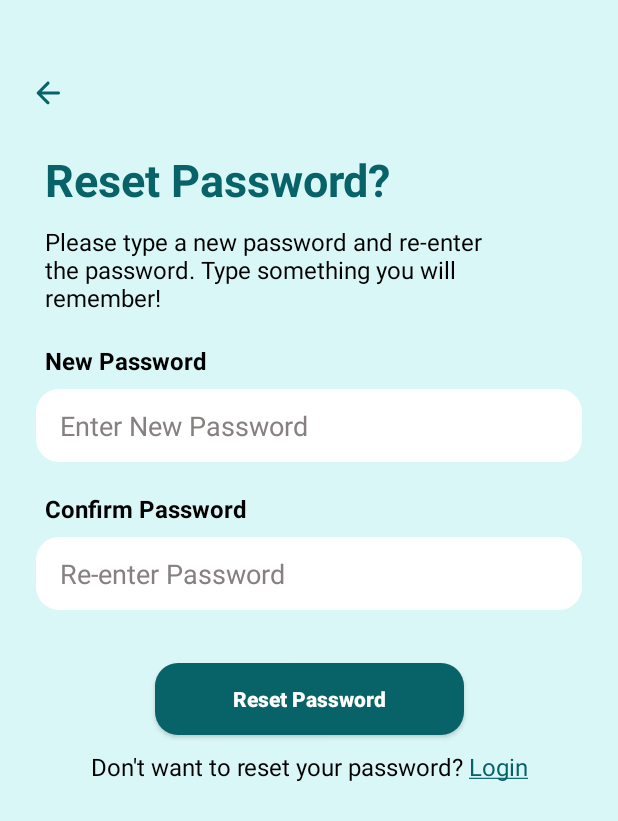
After one commit to IbrahimBasit5802/MentorMe, an Android app: the ResetPasswordActivity screen opened directly, with no data from a screen before it, on a phone screen of 412 x 824 dp. The commit adds this screen. Shown: the top 821 px of the screen. Run offline under Robolectric (Android 15) with nearby library versions, the phone set to English and light mode, and no system bars.

```diff
--- a/app/src/main/AndroidManifest.xml
+++ b/app/src/main/AndroidManifest.xml
@@ -12,6 +12,12 @@
         android:supportsRtl="true"
         android:theme="@style/Theme.I210669"
         tools:targetApi="31">
+        <activity
+            android:name=".MainActivity"
+            android:exported="false" />
+        <activity
+            android:name=".ResetPasswordActivity"
+            android:exported="false" />
         <activity
             android:name=".ForgotPasswordActivity"
             android:exported="false" />
--- /dev/null
+++ b/app/src/main/java/com/ibrahimbasit/I210669/ResetPasswordActivity.kt
@@ -0,0 +1,18 @@
+package com.ibrahimbasit.I210669
+
+import androidx.appcompat.app.AppCompatActivity
+import android.os.Bundle
+import android.view.View
+
+class ResetPasswordActivity : AppCompatActivity() {
+    override fun onCreate(savedInstanceState: Bundle?) {
+        super.onCreate(savedInstanceState)
+        setContentView(R.layout.activity_reset_password)
+        val backButton : View = findViewById(R.id.backArrow)
+        backButton.setOnClickListener {
+            finish()
+        }
+    }
+
+
+}
--- /dev/null
+++ b/app/src/main/res/drawable/add_icon.xml
@@ -0,0 +1,5 @@
+<vector android:height="24dp" android:tint="#09636A"
+    android:viewportHeight="24" android:viewportWidth="24"
+    android:width="24dp" xmlns:android="http://schemas.android.com/apk/res/android">
+    <path android:fillColor="@android:color/white" android:pathData="M18,13h-5v5c0,0.55 -0.45,1 -1,1s-1,-0.45 -1,-1v-5H6c-0.55,0 -1,-0.45 -1,-1s0.45,-1 1,-1h5V6c0,-0.55 0.45,-1 1,-1s1,0.45 1,1v5h5c0.55,0 1,0.45 1,1s-0.45,1 -1,1z"/>
+</vector>
--- /dev/null
+++ b/app/src/main/res/drawable/chat_icon.xml
@@ -0,0 +1,5 @@
+<vector android:autoMirrored="true" android:height="24dp"
+    android:tint="#46A09E" android:viewportHeight="960"
+    android:viewportWidth="960" android:width="24dp" xmlns:android="http://schemas.android.com/apk/res/android">
+    <path android:fillColor="@android:color/white" android:pathData="M240,560L560,560L560,480L240,480L240,560ZM240,440L720,440L720,360L240,360L240,440ZM240,320L720,320L720,240L240,240L240,320ZM80,880L80,160Q80,127 103.5,103.5Q127,80 160,80L800,80Q833,80 856.5,103.5Q880,127 880,160L880,640Q880,673 856.5,696.5Q833,720 800,720L240,720L80,880ZM206,640L800,640Q800,640 800,640Q800,640 800,640L800,160Q800,160 800,160Q800,160 800,160L160,160Q160,160 160,160Q160,160 160,160L160,685L206,640ZM160,640L160,640L160,160Q160,160 160,160Q160,160 160,160L160,160Q160,160 160,160Q160,160 160,160L160,640Q160,640 160,640Q160,640 160,640L160,640Z"/>
+</vector>
--- /dev/null
+++ b/app/src/main/res/drawable/search_icon.xml
@@ -0,0 +1,4 @@
+<vector android:height="24dp" android:viewportHeight="96"
+    android:viewportWidth="96" android:width="24dp" xmlns:android="http://schemas.android.com/apk/res/android">
+    <path android:fillColor="#46a09e" android:pathData="M90.829,85.172 L68.128,62.471A35.846,35.846 0,0 0,76 40C76,20.118 59.883,4 40,4 20.118,4 4,20.118 4,40s16.118,36 36,36c8.5,0 16.312,-2.946 22.471,-7.873l22.701,22.701A3.988,3.988 0,0 0,88 92a4,4 0,0 0,2.829 -6.828zM40,68c-15.464,0 -28,-12.536 -28,-28s12.536,-28 28,-28c15.465,0 28,12.536 28,28S55.465,68 40,68z"/>
+</vector>
--- /dev/null
+++ b/app/src/main/res/layout/activity_reset_password.xml
@@ -0,0 +1,157 @@
+<?xml version="1.0" encoding="utf-8"?>
+<androidx.constraintlayout.widget.ConstraintLayout xmlns:android="http://schemas.android.com/apk/res/android"
+    xmlns:app="http://schemas.android.com/apk/res-auto"
+    xmlns:tools="http://schemas.android.com/tools"
+    android:layout_width="match_parent"
+    android:layout_height="match_parent"
+    android:background="@color/splashScreenBgColor"
+    tools:context=".ResetPasswordActivity">
+
+    <View
+        android:layout_width="24dp"
+        android:layout_height="24dp"
+        app:layout_constraintHeight_percent="0.05"
+        app:layout_constraintWidth_percent="0.1"
+        android:background="@drawable/arrow_back"
+        android:id="@+id/backArrow"
+        android:layout_marginTop="50dp"
+        android:layout_marginStart="20dp"
+        app:layout_constraintStart_toStartOf="parent"
+        app:layout_constraintTop_toTopOf="parent" />
+
+    <TextView
+        android:layout_width="wrap_content"
+        android:layout_height="wrap_content"
+        android:text="@string/reset_password_heading_text"
+        android:textColor="@color/headingTextColor"
+        android:textSize="30sp"
+        android:textStyle="bold"
+        android:layout_marginStart="10dp"
+        android:id="@+id/resetPasswordHeading"
+        android:layout_marginTop="25dp"
+        app:layout_constraintStart_toStartOf="@id/backArrow"
+        app:layout_constraintTop_toBottomOf="@id/backArrow"/>
+
+    <TextView
+        android:layout_width="wrap_content"
+        android:layout_height="wrap_content"
+        android:text="@string/reset_password_sub_heading_text"
+        android:textColor="@color/secondaryTextColor"
+        app:layout_constraintWidth_max="300dp"
+        android:textSize="16sp"
+        android:layout_marginStart="10dp"
+        android:layout_marginTop="10dp"
+        app:layout_constraintStart_toStartOf="@id/backArrow"
+        android:id="@+id/reset_password_sub_heading"
+        app:layout_constraintTop_toBottomOf="@id/resetPasswordHeading"/>
+
+    <TextView
+        android:layout_width="wrap_content"
+        android:layout_height="wrap_content"
+        android:text="@string/new_password_label_text"
+        android:textColor="@color/secondaryTextColor"
+        android:textSize="16sp"
+        android:layout_marginStart="10dp"
+        android:layout_marginTop="20dp"
+        app:layout_constraintStart_toStartOf="@id/backArrow"
+        android:id="@+id/newPasswordLabel"
+        app:layout_constraintTop_toBottomOf="@id/reset_password_sub_heading"
+        android:textStyle="bold"
+        />
+
+    <EditText
+        android:id="@+id/newPasswordEditText"
+        android:layout_width="0dp"
+        android:layout_height="wrap_content"
+        android:layout_marginStart="24dp"
+        android:layout_marginTop="8dp"
+        android:layout_marginEnd="24dp"
+        android:autofillHints=""
+        android:background="@drawable/text_field_background"
+        android:hint="@string/enter_new_password_hint_text"
+        android:inputType="textPassword"
+        android:textColorHint="@color/textFieldHintTextColor"
+        app:layout_constraintEnd_toEndOf="parent"
+        app:layout_constraintStart_toStartOf="parent"
+        app:layout_constraintTop_toBottomOf="@+id/newPasswordLabel" />
+
+    <TextView
+        android:layout_width="wrap_content"
+        android:layout_height="wrap_content"
+        android:text="@string/confirm_password_label_text"
+        android:textColor="@color/secondaryTextColor"
+        android:textSize="16sp"
+        android:layout_marginStart="10dp"
+        android:layout_marginTop="20dp"
+        app:layout_constraintStart_toStartOf="@id/backArrow"
+        android:id="@+id/confirmPasswordLabel"
+        app:layout_constraintTop_toBottomOf="@id/newPasswordEditText"
+        android:textStyle="bold"
+        />
+
+    <EditText
+        android:id="@+id/confirmPasswordEditText"
+        android:layout_width="0dp"
+        android:layout_height="wrap_content"
+        android:layout_marginStart="24dp"
+        android:layout_marginTop="8dp"
+        android:layout_marginEnd="24dp"
+        android:autofillHints=""
+        android:background="@drawable/text_field_background"
+        android:hint="@string/re_enter_password_text"
+        android:inputType="textPassword"
+        android:textColorHint="@color/textFieldHintTextColor"
+        app:layout_constraintEnd_toEndOf="parent"
+        app:layout_constraintStart_toStartOf="parent"
+        app:layout_constraintTop_toBottomOf="@+id/confirmPasswordLabel" />
+
+    <Button
+        android:layout_width="0dp"
+        android:layout_height="wrap_content"
+        android:layout_marginTop="35dp"
+        app:layout_constraintVertical_chainStyle="packed"
+        android:background="@drawable/secondary_button_background"
+        android:text="@string/reset_password_button_text"
+        android:textColor="@color/primaryTextColor"
+        android:id="@+id/sendButton"
+        android:textStyle="bold"
+        app:layout_constraintEnd_toEndOf="parent"
+        app:layout_constraintStart_toStartOf="parent"
+        android:textAllCaps="false"
+        app:layout_constraintWidth_percent="0.5"
+        app:layout_constraintTop_toBottomOf="@id/confirmPasswordEditText" />
+
+
+    <TextView
+        android:layout_width="wrap_content"
+        android:layout_height="wrap_content"
+        android:layout_marginTop="10dp"
+        android:text="@string/don_t_want_to_reset_your_password_text"
+        android:textColor="@color/secondaryTextColor"
+        app:layout_constraintVertical_chainStyle="packed"
+
+        app:layout_constraintStart_toStartOf="parent"
+        app:layout_constraintEnd_toStartOf="@id/loginLink"
+        android:id="@+id/resendCodeTextView"
+        app:layout_constraintTop_toBottomOf="@+id/sendButton"
+        app:layout_constraintHorizontal_chainStyle="packed"
+        android:textSize="16sp"
+        />
+
+    <TextView
+        android:layout_width="wrap_content"
+        android:layout_height="wrap_content"
+        android:layout_marginTop="10dp"
+        android:id="@+id/loginLink"
+        android:text="@string/new_login_text"
+        app:layout_constraintVertical_chainStyle="packed"
+        android:textColor="@color/headingTextColor"
+        app:layout_constraintStart_toEndOf="@id/resendCodeTextView"
+        app:layout_constraintEnd_toEndOf="parent"
+        app:layout_constraintTop_toBottomOf="@id/sendButton"
+        android:textSize="16sp"
+        app:layout_constraintHorizontal_chainStyle="packed"/>
+
+
+
+</androidx.constraintlayout.widget.ConstraintLayout>
--- a/app/src/main/res/values/strings.xml
+++ b/app/src/main/res/values/strings.xml
@@ -39,4 +39,12 @@
     <string name="send_text">Send</string>
     <string name="remember_text">"Remember your password? "</string>
     <string name="new_login_text"><u>Login</u></string>
+    <string name="reset_password_heading_text">Reset Password?</string>
+    <string name="reset_password_sub_heading_text">Please type a new password and re-enter the password. Type something you will remember!</string>
+    <string name="new_password_label_text">New Password</string>
+    <string name="enter_new_password_hint_text">Enter New Password</string>
+    <string name="confirm_password_label_text">Confirm Password</string>
+    <string name="re_enter_password_text">Re-enter Password</string>
+    <string name="reset_password_button_text">Reset Password</string>
+    <string name="don_t_want_to_reset_your_password_text">"Don't want to reset your password? "</string>
 </resources>
```
Also changed, not shown: app/src/main/java/com/ibrahimbasit/I210669/MainActivity.kt (added, +12 -0 lines), app/src/main/res/animator/bottom_nav_colors.xml (added, +9 -0 lines), app/src/main/res/drawable/circle_with_shadow.xml (added, +17 -0 lines), app/src/main/res/drawable/home_icon.xml (added, +6 -0 lines), app/src/main/res/drawable/profile_icon.xml (added, +7 -0 lines), app/src/main/res/layout/activity_main.xml (added, +37 -0 lines), app/src/main/res/menu/bottom_nav_bar.xml (added, +39 -0 lines).
